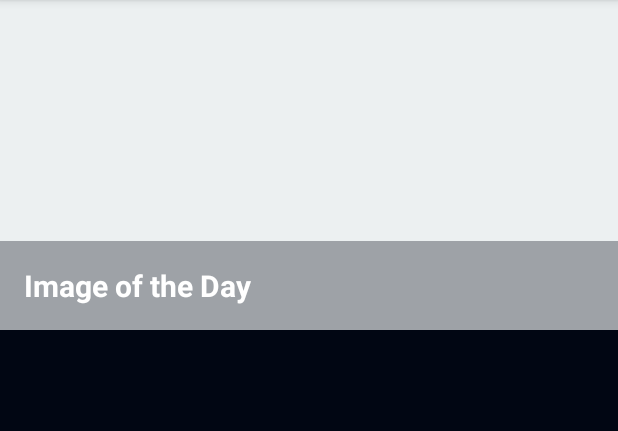
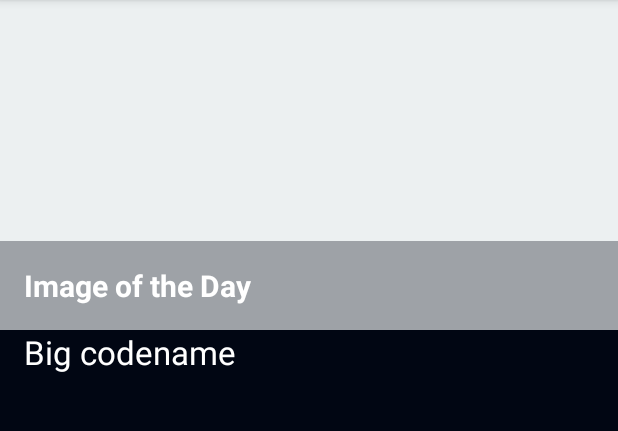
Before and after one commit to rmakki/nasa-asteroid-radar, an Android app: the screen it shows after launch (MainActivity), on a phone screen of 412 x 824 dp, the part 84-515 px from its top. Run offline under Robolectric (Android 15) with nearby library versions, the phone set to English and light mode, and no system bars; our stand-ins replace data binding.

Commit message:
Added AsteroidAdapter skeleton, hardcoded values

```diff
--- a/app/build.gradle
+++ b/app/build.gradle
@@ -42,11 +42,17 @@ dependencies {
     implementation 'androidx.constraintlayout:constraintlayout:2.0.0-rc1'
 
     implementation "androidx.lifecycle:lifecycle-viewmodel-ktx:2.2.0"
-    implementation "androidx.lifecycle:lifecycle-livedata-ktx:2.2.0"
+    //implementation "androidx.lifecycle:lifecycle-livedata-ktx:2.2.0"
     implementation 'androidx.fragment:fragment-ktx:1.2.5'
+    // Deprecated
+    //implementation 'androidx.lifecycle:lifecycle-extensions:2.2.0'
+    //implementation "android.arch.navigation:navigation-fragment-ktx:1.0.0"
+    //implementation "android.arch.navigation:navigation-ui-ktx:1.0.0"
 
-    implementation "android.arch.navigation:navigation-fragment-ktx:1.0.0"
-    implementation "android.arch.navigation:navigation-ui-ktx:1.0.0"
+    // Navigation
+    implementation 'androidx.navigation:navigation-fragment-ktx:2.1.0'
+    implementation 'androidx.navigation:navigation-ui-ktx:2.1.0'
+    implementation 'androidx.annotation:annotation:1.2.0'
 
     implementation "com.squareup.moshi:moshi:1.8.0"
     implementation "com.squareup.moshi:moshi-kotlin:1.8.0"
--- /dev/null
+++ b/app/src/main/java/com/udacity/asteroidradar/Util.kt
@@ -0,0 +1,15 @@
+package com.udacity.asteroidradar
+
+import android.widget.TextView
+import androidx.recyclerview.widget.RecyclerView
+
+class Util {
+
+    /**
+     * ViewHolder that holds a single [TextView].
+     *
+     * A ViewHolder holds a view for the [RecyclerView] as well as providing additional information
+     * to the RecyclerView such as where on the screen it was last drawn during scrolling.
+     */
+    class TextItemViewHolder(val textView: TextView): RecyclerView.ViewHolder(textView)
+}
--- /dev/null
+++ b/app/src/main/java/com/udacity/asteroidradar/main/AsteroidAdapter.kt
@@ -0,0 +1,36 @@
+package com.udacity.asteroidradar.main
+
+import android.util.Log
+import android.view.LayoutInflater
+import android.view.ViewGroup
+import android.widget.TextView
+import androidx.recyclerview.widget.RecyclerView
+import com.udacity.asteroidradar.Asteroid
+import com.udacity.asteroidradar.Util
+import com.udacity.asteroidradar.R
+
+
+class AsteroidAdapter: RecyclerView.Adapter<Util.TextItemViewHolder>() {
+
+     var data = listOf <Asteroid>()
+        set(value) {
+            field = value
+            notifyDataSetChanged()
+        }
+    override fun getItemCount(): Int {
+        return data.size
+    }
+
+    override fun onBindViewHolder(holder: Util.TextItemViewHolder, position: Int) {
+        val item = data[position]
+        holder.textView.text = item.codename
+        Log.i("Recyle item", item.codename)
+    }
+
+    override fun onCreateViewHolder(parent: ViewGroup, viewType: Int): Util.TextItemViewHolder {
+        val layoutInflater = LayoutInflater.from(parent.context)
+        val view = layoutInflater
+            .inflate(R.layout.text_item_view, parent, false) as TextView
+        return Util.TextItemViewHolder(view)    }
+
+}
--- a/app/src/main/java/com/udacity/asteroidradar/main/MainFragment.kt
+++ b/app/src/main/java/com/udacity/asteroidradar/main/MainFragment.kt
@@ -2,12 +2,17 @@ package com.udacity.asteroidradar.main
 
 import android.os.Bundle
 import android.view.*
+import androidx.databinding.DataBindingUtil
 import androidx.fragment.app.Fragment
+import androidx.lifecycle.Observer
 import androidx.lifecycle.ViewModelProvider
 import com.udacity.asteroidradar.R
 import com.udacity.asteroidradar.databinding.FragmentMainBinding
 
 class MainFragment : Fragment() {
+
+    private lateinit var binding: FragmentMainBinding
+
 
     private val viewModel: MainViewModel by lazy {
         ViewModelProvider(this).get(MainViewModel::class.java)
@@ -15,10 +20,25 @@ class MainFragment : Fragment() {
 
     override fun onCreateView(inflater: LayoutInflater, container: ViewGroup?,
                               savedInstanceState: Bundle?): View? {
-        val binding = FragmentMainBinding.inflate(inflater)
-        binding.lifecycleOwner = this
+
+        //val binding: FragmentMainBinding = DataBindingUtil.inflate(
+        //    inflater, R.layout.fragment_main, container, false)
+        //binding.lifecycleOwner = this
+
+        binding = FragmentMainBinding.inflate(inflater, container, false )
 
         binding.viewModel = viewModel
+
+        val adapter = AsteroidAdapter()
+
+        binding.asteroidRecycler.adapter = adapter
+
+        viewModel.asteroidList.observe(viewLifecycleOwner, Observer {
+
+            it?.let {
+                adapter.data = it
+            }
+        })
 
         setHasOptionsMenu(true)
 
--- a/app/src/main/java/com/udacity/asteroidradar/main/MainViewModel.kt
+++ b/app/src/main/java/com/udacity/asteroidradar/main/MainViewModel.kt
@@ -1,6 +1,21 @@
 package com.udacity.asteroidradar.main
 
+import android.util.Log
+import androidx.lifecycle.LiveData
+import androidx.lifecycle.MutableLiveData
 import androidx.lifecycle.ViewModel
+import com.udacity.asteroidradar.Asteroid
 
 class MainViewModel : ViewModel() {
+
+    //internal
+    private val _asteroidList = MutableLiveData<MutableList<Asteroid>>()
+    // external - exposing as LiveData so that outer classes don't mess with the values
+    val asteroidList: LiveData<MutableList<Asteroid>>
+        get() = _asteroidList
+
+    init {
+        _asteroidList.value = ArrayList()
+        _asteroidList.value = mutableListOf(Asteroid(543,"Big codename","12/13/2025",2.5,50000.0,2.3,44444.7,true))
+    }
 }
--- /dev/null
+++ b/app/src/main/res/layout/text_item_view.xml
@@ -0,0 +1,8 @@
+<?xml version="1.0" encoding="utf-8"?>
+<TextView xmlns:android="http://schemas.android.com/apk/res/android"
+    android:textAppearance="@style/Base.TextAppearance.AppCompat.Large"
+    android:paddingStart="@dimen/txt_view_padding"
+    android:paddingEnd="@dimen/txt_view_padding"
+    android:textColor="@android:color/white"
+    android:layout_width="match_parent"
+    android:layout_height="wrap_content" />
--- /dev/null
+++ b/app/src/main/res/values/dimens.xml
@@ -0,0 +1,7 @@
+<resources>
+    <!-- Default screen margins, per the Android Design guidelines. -->
+    <dimen name="activity_horizontal_margin">16dp</dimen>
+    <dimen name="activity_vertical_margin">16dp</dimen>
+    <dimen name="txt_view_padding">16dp</dimen>
+
+</resources>
```
